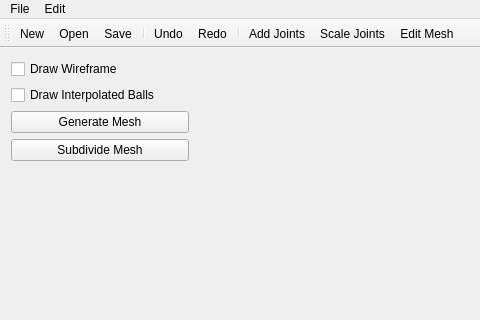
This is mainwindow.ui in evanw/cs224final as Qt 5 draws it before an edit; both pictures show x 0 to 480 and y 0 to 320 of the 800 by 600 pixel window. The edited form follows.
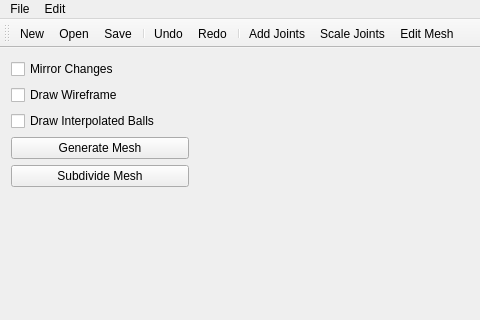
This is the edited form. Icons and pictures are not drawn. Custom widgets are drawn as their Qt base class.

Diff of the .ui file:
```diff
--- a/mainwindow.ui
+++ b/mainwindow.ui
@@ -42,6 +42,13 @@
        </size>
       </property>
       <layout class="QVBoxLayout" name="verticalLayout">
+       <item>
+        <widget class="QCheckBox" name="mirrorChanges">
+         <property name="text">
+          <string>Mirror Changes</string>
+         </property>
+        </widget>
+       </item>
        <item>
         <widget class="QCheckBox" name="drawWireframe">
          <property name="text">
```
Left out of the diff: 19 changed lines with no effect on the pictures.
